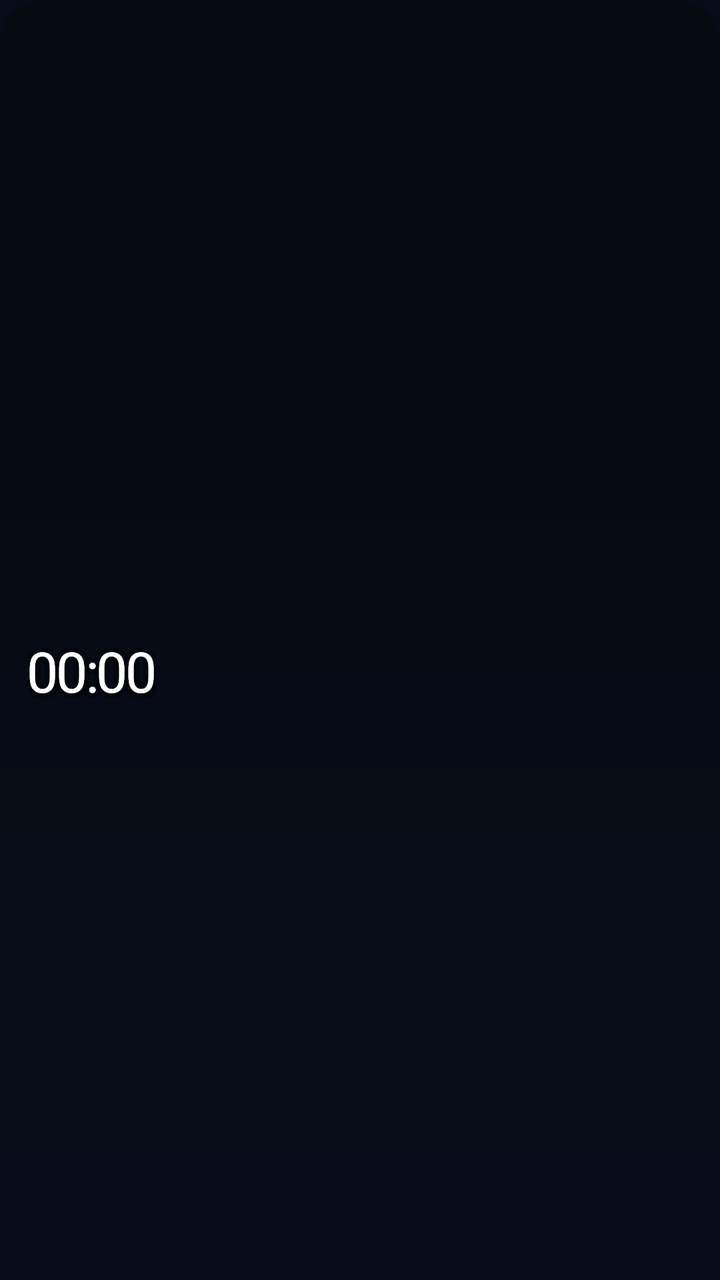
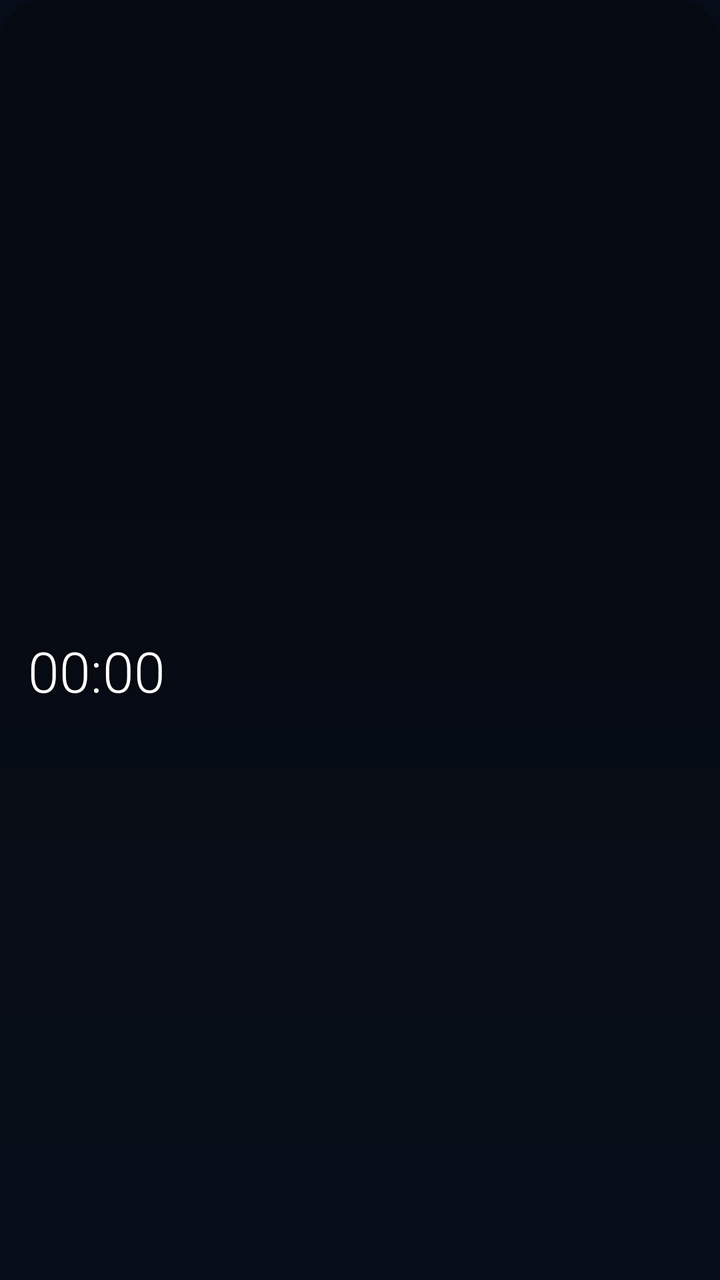

Before-and-after screenshots of an Android layout around one commit, followed by the original layout XML and the change that was made.
<!-- AndroidManifest.xml: application theme Theme.Noor -->
<!-- res/layout/widget_next.xml -->
<?xml version="1.0" encoding="utf-8"?>
<FrameLayout xmlns:android="http://schemas.android.com/apk/res/android"
    android:id="@+id/widget_root"
    android:layout_width="match_parent"
    android:layout_height="match_parent"
    android:theme="@style/Theme.Noor.Widget">

    <ImageView
        android:id="@+id/widget_sky"
        android:layout_width="match_parent"
        android:layout_height="match_parent"
        android:contentDescription="@null"
        android:scaleType="centerCrop" />

    <ImageView
        android:layout_width="match_parent"
        android:layout_height="match_parent"
        android:contentDescription="@null"
        android:scaleType="fitXY"
        android:src="@drawable/widget_scrim_top" />

    <LinearLayout
        android:layout_width="match_parent"
        android:layout_height="match_parent"
        android:gravity="center_vertical|start"
        android:orientation="vertical"
        android:paddingStart="14dp"
        android:paddingEnd="14dp">

        <TextView
            android:id="@+id/widget_caption"
            style="@style/Widget.Noor.Text.Small"
            android:layout_width="wrap_content"
            android:layout_height="wrap_content" />

        <LinearLayout
            android:layout_width="wrap_content"
            android:layout_height="wrap_content"
            android:baselineAligned="true"
            android:orientation="horizontal">

            <TextView
                android:id="@+id/widget_prayer"
                style="@style/Widget.Noor.Text.Title"
                android:layout_width="wrap_content"
                android:layout_height="wrap_content" />

            <TextView
                android:id="@+id/widget_time"
                style="@style/Widget.Noor.Text.Body"
                android:layout_width="wrap_content"
                android:layout_height="wrap_content"
                android:layout_marginStart="8dp" />
        </LinearLayout>

        
        <FrameLayout
            android:id="@+id/widget_countdown_box"
            android:layout_width="wrap_content"
            android:layout_height="wrap_content">

            <Chronometer
                android:id="@+id/widget_count_dim_latin"
                style="@style/Widget.Noor.Text.Countdown"
                android:layout_width="wrap_content"
                android:layout_height="wrap_content"
                android:fontFamily="@font/noor_count_latin"
                android:textColor="#80FFFFFF" />

            <Chronometer
                android:id="@+id/widget_count_lead_latin"
                style="@style/Widget.Noor.Text.Countdown"
                android:layout_width="wrap_content"
                android:layout_height="wrap_content"
                android:fontFamily="@font/noor_count_latin_lead"
                android:textColor="#FFFFFFFF" />

            <Chronometer
                android:id="@+id/widget_count_dim_arabic"
                style="@style/Widget.Noor.Text.Countdown"
                android:layout_width="wrap_content"
                android:layout_height="wrap_content"
                android:fontFamily="@font/noor_count_arabic"
                android:textColor="#80FFFFFF" />

            <Chronometer
                android:id="@+id/widget_count_lead_arabic"
                style="@style/Widget.Noor.Text.Countdown"
                android:layout_width="wrap_content"
                android:layout_height="wrap_content"
                android:fontFamily="@font/noor_count_arabic_lead"
                android:textColor="#FFFFFFFF" />
        </FrameLayout>
    </LinearLayout>
</FrameLayout>
<!-- resources referenced by this layout -->
<resources>
  <!-- drawable widget_scrim_top (drawable) -->
  <?xml version="1.0" encoding="utf-8"?>
  <shape xmlns:android="http://schemas.android.com/apk/res/android" android:shape="rectangle">
      <gradient android:angle="270" android:startColor="#59000000" android:endColor="#00000000" />
      <corners android:radius="22dp" />
  </shape>
  <style name="Theme.Noor.Widget" parent="android:Theme.DeviceDefault" />
  <style name="Widget.Noor.Text.Body">
          <item name="android:textSize">13sp</item>
          <item name="android:textColor">#E6FFFFFF</item>
      </style>
  <style name="Widget.Noor.Text.Countdown">
          <item name="android:textSize">28sp</item>
          <item name="android:letterSpacing">-0.04</item>
          <item name="android:textDirection">ltr</item>
          <item name="android:textAlignment">viewStart</item>
          <item name="android:layoutDirection">ltr</item>
      </style>
  <style name="Widget.Noor.Text.Small">
          <item name="android:textSize">11sp</item>
          <item name="android:textColor">#D9FFFFFF</item>
      </style>
  <style name="Widget.Noor.Text.Title">
          <item name="android:textSize">18sp</item>
          <item name="android:fontFamily">sans-serif-medium</item>
      </style>
  <style name="Theme.Noor" parent="Theme.AppCompat.DayNight.NoActionBar">
          <item name="android:windowBackground">@color/night_900</item>
          <item name="android:statusBarColor">@android:color/transparent</item>
          <item name="android:navigationBarColor">@android:color/transparent</item>
      </style>
  <color name="night_900">#FF070D18</color>
</resources>

<!-- the commit's change to res/layout/widget_next.xml (unified diff, before → after) -->
@@ -60,36 +60,17 @@
             android:layout_height="wrap_content">
 
             <Chronometer
-                android:id="@+id/widget_count_dim_latin"
+                android:id="@+id/widget_countdown"
+                style="@style/Widget.Noor.Text.Countdown"
+                android:layout_width="wrap_content"
+                android:layout_height="wrap_content" />
+
+            <TextView
+                android:id="@+id/widget_countdown_text"
                 style="@style/Widget.Noor.Text.Countdown"
                 android:layout_width="wrap_content"
                 android:layout_height="wrap_content"
-                android:fontFamily="@font/noor_count_latin"
-                android:textColor="#80FFFFFF" />
-
-            <Chronometer
-                android:id="@+id/widget_count_lead_latin"
-                style="@style/Widget.Noor.Text.Countdown"
-                android:layout_width="wrap_content"
-                android:layout_height="wrap_content"
-                android:fontFamily="@font/noor_count_latin_lead"
-                android:textColor="#FFFFFFFF" />
-
-            <Chronometer
-                android:id="@+id/widget_count_dim_arabic"
-                style="@style/Widget.Noor.Text.Countdown"
-                android:layout_width="wrap_content"
-                android:layout_height="wrap_content"
-                android:fontFamily="@font/noor_count_arabic"
-                android:textColor="#80FFFFFF" />
-
-            <Chronometer
-                android:id="@+id/widget_count_lead_arabic"
-                style="@style/Widget.Noor.Text.Countdown"
-                android:layout_width="wrap_content"
-                android:layout_height="wrap_content"
-                android:fontFamily="@font/noor_count_arabic_lead"
-                android:textColor="#FFFFFFFF" />
+                android:visibility="gone" />
         </FrameLayout>
     </LinearLayout>
 </FrameLayout>
<!-- resource entries referenced after the edit -->
@@ -13,7 +13,9 @@
       </style>
   <style name="Widget.Noor.Text.Countdown">
           <item name="android:textSize">28sp</item>
-          <item name="android:letterSpacing">-0.04</item>
+          <item name="android:fontFamily">sans-serif-light</item>
+          <item name="android:fontFeatureSettings">tnum</item>
+          <item name="android:ellipsize">none</item>
           <item name="android:textDirection">ltr</item>
           <item name="android:textAlignment">viewStart</item>
           <item name="android:layoutDirection">ltr</item>
